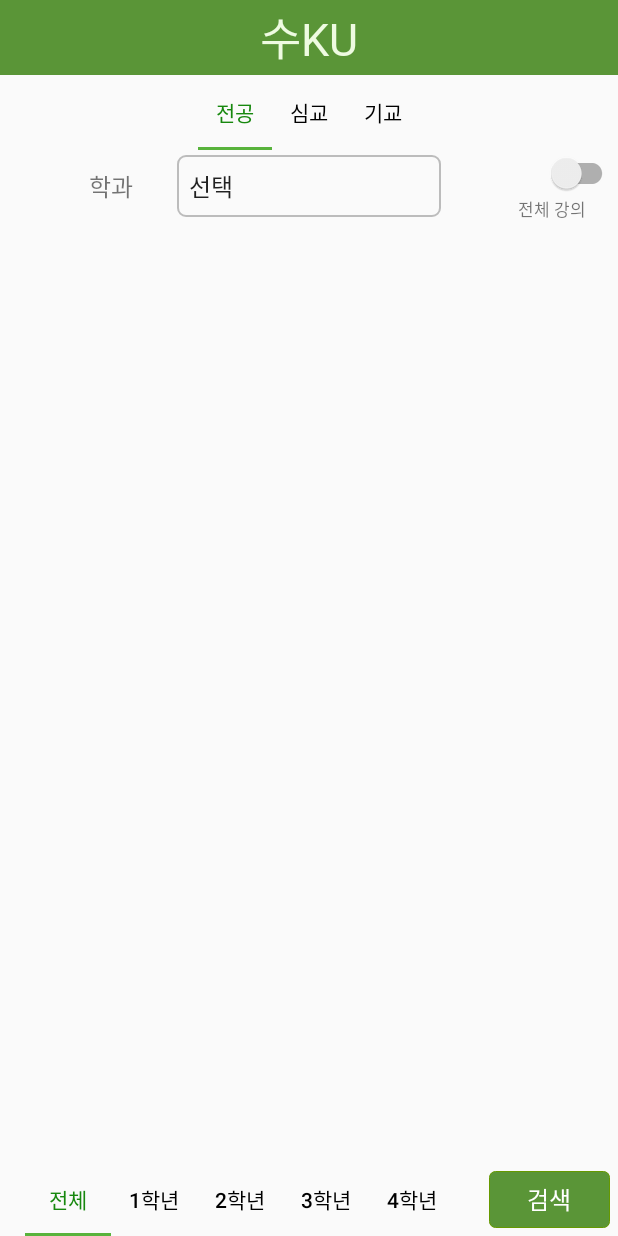
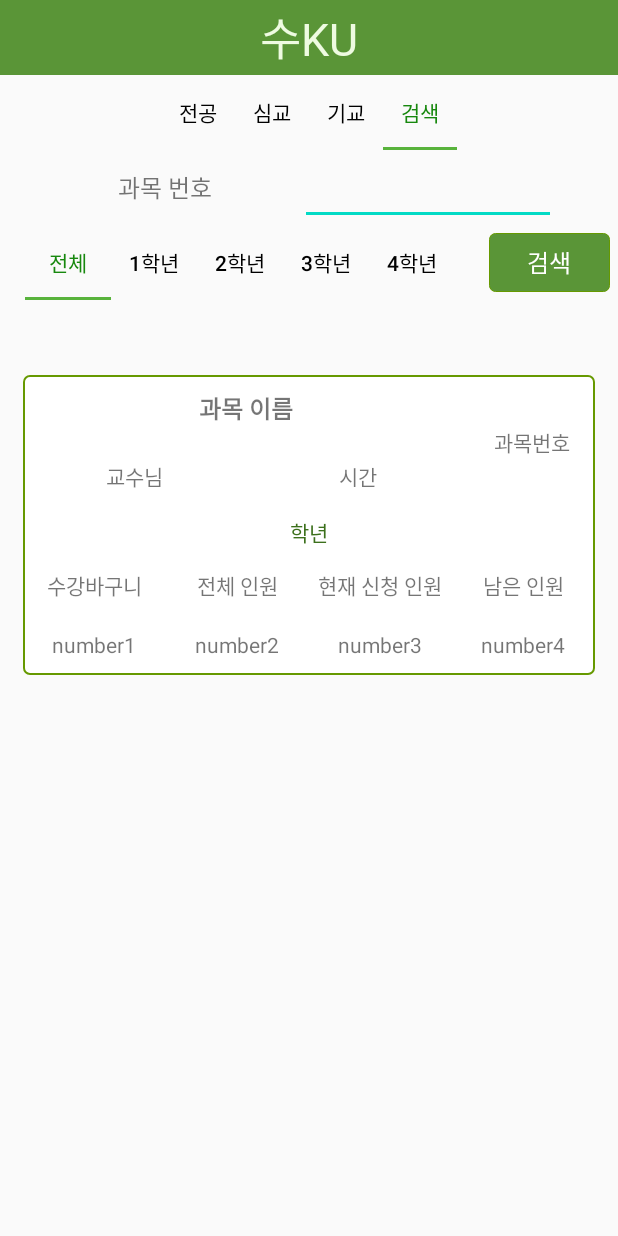
Before and after one commit to Jionee/ku_enrollment, an Android app: the screen it shows after launch (MainActivity), after a tap on "검색", on a phone screen of 412 x 824 dp. Run offline under Robolectric (Android 15) with nearby library versions, the phone set to English and light mode, and no system bars; libraries missing offline, so code that uses them is left out: com.kyleduo.switchbutton; plain views replace SwitchButton; 19 statements that could not run were skipped.

Commit message:
Feat Search function ( + parseSearch,Fragment4)

```diff
--- a/app/src/main/java/com/example/tutorial1/MainActivity.java
+++ b/app/src/main/java/com/example/tutorial1/MainActivity.java
@@ -20,11 +20,6 @@ import java.util.concurrent.ExecutionException;
 
 public class MainActivity extends AppCompatActivity {
 
-    //****
-    private ArrayList<classData> classDataset; //수업정보
-    private RecyclerView recyclerView;
-    private RecyclerView.Adapter mAdapter;
-    private RecyclerView.LayoutManager layoutManager;
     private TabLayout mTabLayout; //상단바
     private Context mContext;
 
@@ -43,7 +38,8 @@ public class MainActivity extends AppCompatActivity {
         mTabLayout.addTab(mTabLayout.newTab().setCustomView(createTabView("전공")));
         mTabLayout.addTab(mTabLayout.newTab().setCustomView(createTabView("심교")));
         mTabLayout.addTab(mTabLayout.newTab().setCustomView(createTabView("기교")));
-        mTabLayout.getTabAt(0).setIcon(R.drawable.basket);
+        mTabLayout.addTab(mTabLayout.newTab().setCustomView(createTabView("검색")));
+        //mTabLayout.addTab(mTabLayout.newTab().setCustomView(createTabView("빌넣")));
 
         //슬라이드 viewPager 설정
         mViewPager = (ViewPager) findViewById(R.id.pager_content);
--- a/app/src/main/java/com/example/tutorial1/MyViewPagerAdapter.java
+++ b/app/src/main/java/com/example/tutorial1/MyViewPagerAdapter.java
@@ -24,6 +24,11 @@ public class MyViewPagerAdapter extends FragmentPagerAdapter {
                 return Fragment_2.newInstance();
             case 2:
                 return Fragment_3.newInstance();
+            case 3:
+                return Fragment_4.newInstance();
+            /*case 4:
+                return Fragment_5.newInstance();*/
+
             default:
                 return null;
         }
@@ -45,6 +50,10 @@ public class MyViewPagerAdapter extends FragmentPagerAdapter {
                 return "심교";
             case 2:
                 return "기교";
+            case 3:
+                return "검색";
+            case 4:
+                return "빌넣";
             default:
                 return null;
         }
--- /dev/null
+++ b/app/src/main/res/drawable/round_style2.xml
@@ -0,0 +1,11 @@
+<?xml version="1.0" encoding="utf-8"?>
+<selector xmlns:android="http://schemas.android.com/apk/res/android">
+    <item android:state_focused="false" android:state_pressed="false">
+        <shape>
+            <solid android:color="#FFFFFF"/>
+            <stroke android:color="#669900"
+                android:width="1dp"/>
+            <corners android:radius="4dp" />
+        </shape>
+    </item>
+</selector>
--- a/app/src/main/res/layout/activity_main.xml
+++ b/app/src/main/res/layout/activity_main.xml
@@ -19,15 +19,24 @@
         android:background="@drawable/main_background"
         tools:ignore="Suspicious0dp" />
 
+    <LinearLayout
+        android:layout_width="match_parent"
+        android:layout_height="50dp">
+
         <com.google.android.material.tabs.TabLayout
             android:id="@+id/layout_tab"
-        android:layout_width="match_parent"
-        android:layout_height="50dp"
+            android:layout_width="0dp"
+            android:layout_weight="1"
+            android:layout_height="match_parent"
             app:tabGravity="center"
             app:tabMode="fixed"
             app:tabTextColor="#000000"
             app:tabSelectedTextColor="#17880e"
             app:tabIndicatorColor="#58b33c"/>
+
+    </LinearLayout>
+
+
 
     <androidx.viewpager.widget.ViewPager
         android:id="@+id/pager_content"
--- /dev/null
+++ b/app/src/main/res/layout/fragment_4.xml
@@ -0,0 +1,205 @@
+<?xml version="1.0" encoding="utf-8"?>
+<FrameLayout xmlns:android="http://schemas.android.com/apk/res/android"
+    xmlns:tools="http://schemas.android.com/tools"
+    android:layout_width="match_parent"
+    android:layout_height="match_parent"
+    xmlns:app="http://schemas.android.com/apk/res-auto"
+    tools:context=".Fragment_1">
+<LinearLayout
+    android:layout_width="match_parent"
+    android:layout_height="match_parent"
+    android:orientation="vertical">
+
+    <LinearLayout
+        android:layout_width="match_parent"
+        android:layout_height="50dp"
+        android:orientation="horizontal">
+
+        <TextView
+            android:id="@+id/testView_search"
+            android:layout_width="180dp"
+            android:layout_height="match_parent"
+            android:gravity="center"
+            android:text="과목 번호"
+            android:layout_marginLeft="20dp"
+            android:textSize="16sp" />
+
+        <EditText
+            android:id="@+id/editText"
+            android:layout_width="wrap_content"
+            android:layout_height="match_parent"
+            android:maxLength="4"
+            android:ems="8"/>
+
+    </LinearLayout>
+    <LinearLayout
+        android:layout_width="match_parent"
+        android:layout_height="50dp"
+        android:orientation="horizontal">
+
+        <com.google.android.material.tabs.TabLayout
+            android:id="@+id/layout_tab"
+            android:layout_width="0dp"
+            android:layout_height="match_parent"
+            android:layout_weight="1"
+            app:tabGravity="center"
+            app:tabMode="fixed"
+            app:tabTextColor="#000000"
+            app:tabSelectedTextColor="#17880e"
+            app:tabIndicatorColor="#58b33c"/>
+
+        <TextView
+            android:layout_margin="5dp"
+            android:id="@+id/textView_search"
+            android:background="@drawable/search_round"
+            android:layout_width="0dp"
+            android:layout_weight="0.25"
+            android:layout_height="match_parent"
+            android:text="검색"
+            android:textColor="#FFFFFF"
+            android:fontFamily="@font/golmokgil"
+            android:textSize="16sp"
+            android:gravity="center"
+            android:layout_gravity="center"
+            />
+
+    </LinearLayout>
+
+    <!--전체레이아웃-->
+    <LinearLayout
+        android:layout_width="match_parent"
+        android:layout_height="200dp"
+        android:orientation="vertical"
+        android:layout_marginLeft="15dp"
+        android:layout_marginRight="15dp"
+        android:layout_marginTop="50dp"
+        android:background="@drawable/round_style2">
+        <!--[[과목이름,교수님],시간],과목번호-->
+        <LinearLayout
+            android:layout_width="match_parent"
+            android:layout_height="90dp"
+            android:orientation="horizontal">
+            <LinearLayout
+                android:layout_width="0dp"
+                android:layout_height="match_parent"
+                android:layout_weight="3.6"
+                android:orientation="vertical">
+                <TextView
+                    android:id="@+id/textview_name"
+                    android:layout_width="match_parent"
+                    android:layout_height="0dp"
+                    android:layout_weight="1"
+                    android:text="과목 이름"
+                    android:textStyle="bold"
+                    android:textSize="16sp"
+                    android:gravity="center"/>
+                <LinearLayout
+                    android:layout_width="match_parent"
+                    android:layout_height="0dp"
+                    android:layout_weight="1"
+                    android:orientation="horizontal">
+                    <TextView
+                        android:id="@+id/textview_professor"
+                        android:layout_width="0dp"
+                        android:layout_height="match_parent"
+                        android:layout_weight="1"
+                        android:text="교수님"
+                        android:gravity="center" />
+                    <TextView
+                        android:id="@+id/textview_time"
+                        android:layout_width="0dp"
+                        android:layout_height="match_parent"
+                        android:layout_weight="1"
+                        android:text="시간"
+                        android:gravity="center"/>
+                </LinearLayout>
+
+
+            </LinearLayout>
+            <TextView
+                android:id="@+id/textView_number"
+                android:layout_width="0dp"
+                android:layout_height="match_parent"
+                android:layout_weight="1"
+                android:text="과목번호"
+                android:gravity="center"/>
+        </LinearLayout>
+        <TextView
+            android:id="@+id/textview_gradeNumber"
+            android:layout_width="match_parent"
+            android:layout_height="30dp"
+            android:text="학년"
+            android:textColor="#3c701c"
+            android:gravity="center"/>
+        <LinearLayout
+            android:layout_width="match_parent"
+            android:layout_height="40dp"
+            android:orientation="horizontal">
+            <TextView
+                android:layout_width="0dp"
+                android:layout_height="match_parent"
+                android:layout_weight="1"
+                android:text="수강바구니"
+                android:gravity="center"
+                />
+            <TextView
+                android:layout_width="0dp"
+                android:layout_height="match_parent"
+                android:layout_weight="1"
+                android:text="전체 인원"
+                android:gravity="center"
+                />
+            <TextView
+                android:layout_width="0dp"
+                android:layout_height="match_parent"
+                android:layout_weight="1"
+                android:text="현재 신청 인원"
+                android:gravity="center"
+                />
+            <TextView
+                android:layout_width="0dp"
+                android:layout_height="match_parent"
+                android:layout_weight="1"
+                android:text="남은 인원"
+                android:gravity="center"
+                />
+        </LinearLayout>
+        <LinearLayout
+            android:layout_width="match_parent"
+            android:layout_height="40dp"
+            android:orientation="horizontal">
+            <TextView
+                android:id="@+id/textview_basket"
+                android:layout_width="0dp"
+                android:layout_height="match_parent"
+                android:layout_weight="1"
+                android:text="number1"
+                android:gravity="center"/>
+            <TextView
+                android:id="@+id/textview_entire"
+                android:layout_width="0dp"
+                android:layout_height="match_parent"
+                android:layout_weight="1"
+                android:text="number2"
+                android:gravity="center"/>
+            <TextView
+                android:id="@+id/textview_current"
+                android:layout_width="0dp"
+                android:layout_height="match_parent"
+                android:layout_weight="1"
+                android:text="number3"
+                android:gravity="center"/>
+            <TextView
+                android:id="@+id/textView_empty"
+                android:layout_width="0dp"
+                android:layout_height="match_parent"
+                android:layout_weight="1"
+                android:text="number4"
+                android:gravity="center"/>
+        </LinearLayout>
+
+    </LinearLayout>
+
+
+</LinearLayout>
+</FrameLayout>
--- a/app/src/main/res/layout/row_items.xml
+++ b/app/src/main/res/layout/row_items.xml
@@ -61,7 +61,6 @@
                 android:layout_height="match_parent"
                 android:layout_weight="1"
                 android:text="과목이름"
-
                 android:gravity="center"
                 android:textSize="13sp"
                 />
```
Also changed, not shown: app/src/main/java/com/example/tutorial1/Fragment_4.java (added, +162 -0 lines), app/src/main/java/com/example/tutorial1/parseSearch.java (added, +99 -0 lines). Lines whose indentation alone changed are shown as unchanged.
